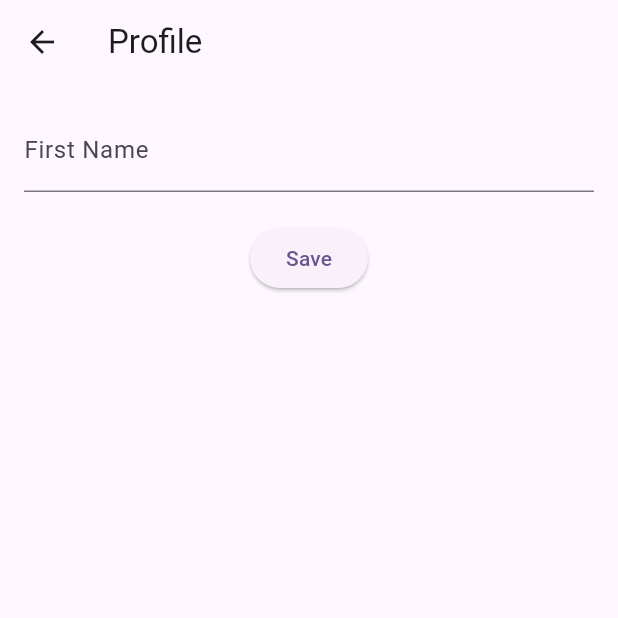
After one commit to howdy10/kids_points_tracker, a Flutter app: the screen it shows once a user with an empty profile is signed in, after a tap on the "account circle" icon, on a phone screen of 412 x 824 dp, the top half of it. The commit adds this screen. Run offline on Flutter 3.47's test engine with Material 3 defaults, Android fonts, the phone set to English and light mode, and no system bars; our stand-ins replace cloud_firestore, firebase_auth, firebase_core, google_sign_in, sign_in_with_apple; accounts and stored records are empty; network calls fail.

Commit message:
feat: created sign up with email page feat: Added prompt for fName if not provider with google/apple sign on feat: profile screen

```diff
--- a/lib/auth_screen.dart
+++ b/lib/auth_screen.dart
@@ -3,6 +3,8 @@ import 'package:firebase_auth/firebase_auth.dart';
 import 'package:google_sign_in/google_sign_in.dart';
 import 'package:sign_in_with_apple/sign_in_with_apple.dart';
 import 'package:cloud_firestore/cloud_firestore.dart';
+import 'screens/signup_screen.dart';
+import 'widgets/prompt_first_name.dart';
 
 // HACK: We are storing users in a Firestore collection called 'users' with their email and uid.
 // This is a workaround because the Firebase Auth SDK does not provide a direct way to look up users by email.
@@ -10,12 +12,13 @@ import 'package:cloud_firestore/cloud_firestore.dart';
 // making it vulnerable to malicious actors. It violates best practices for handling sensitive data.
 // RECOMMENDATION: Use Firebase Cloud Functions to securely perform server-side operations,
 // such as looking up users by email, and ensure proper authentication and authorization checks.
-Future<void> saveUserToFirestore(User user) async {
+Future<void> saveUserToFirestore(User user, String firstName) async {
   if (user.email == null)
     return; // Defensive: email-less users shouldn't exist here
   await FirebaseFirestore.instance.collection('users').doc(user.uid).set({
     'email': user.email,
     'uid': user.uid,
+    'firstName': firstName,
     // Add more profile fields as needed
   }, SetOptions(merge: true));
 }
@@ -38,22 +41,6 @@ class _AuthScreenState extends State<AuthScreen> {
         email: _emailController.text.trim(),
         password: _passwordController.text.trim(),
       );
-      final user = FirebaseAuth.instance.currentUser!;
-      await saveUserToFirestore(user);
-    } on FirebaseAuthException catch (e) {
-      setState(() => _error = e.message);
-    }
-  }
-
-  Future<void> _signUpWithEmail() async {
-    setState(() => _error = null);
-    try {
-      await _auth.createUserWithEmailAndPassword(
-        email: _emailController.text.trim(),
-        password: _passwordController.text.trim(),
-      );
-      final user = FirebaseAuth.instance.currentUser!;
-      await saveUserToFirestore(user);
     } on FirebaseAuthException catch (e) {
       setState(() => _error = e.message);
     }
@@ -70,8 +57,38 @@ class _AuthScreenState extends State<AuthScreen> {
         accessToken: googleAuth.accessToken,
         idToken: googleAuth.idToken,
       );
-      await _auth.signInWithCredential(credential);
-      await saveUserToFirestore(FirebaseAuth.instance.currentUser!);
+      final userCredential = await _auth.signInWithCredential(credential);
+      final user = userCredential.user;
+      if (user == null) return;
+
+      // Try to get first name
+      String? firstName;
+      final displayName = user.displayName ?? googleUser.displayName;
+      if (displayName != null && displayName.isNotEmpty) {
+        firstName = displayName.split(' ').first;
+      }
+
+      // Check if Firestore user doc exists/has firstName
+      final userDoc = await FirebaseFirestore.instance
+          .collection('users')
+          .doc(user.uid)
+          .get();
+      if (userDoc.exists &&
+          (userDoc.data()?['firstName'] as String?)?.isNotEmpty == true) {
+        // Already have a name, nothing else to do
+        return;
+      }
+
+      firstName = firstName ?? await promptForFirstName(context);
+      if (firstName == null || firstName.isEmpty) {
+        return;
+      }
+
+      await FirebaseFirestore.instance.collection('users').doc(user.uid).set({
+        'uid': user.uid,
+        'email': user.email,
+        'firstName': firstName,
+      }, SetOptions(merge: true));
     } on FirebaseAuthException catch (e) {
       setState(() => _error = e.message);
     }
@@ -90,8 +107,27 @@ class _AuthScreenState extends State<AuthScreen> {
         idToken: appleCredential.identityToken,
         accessToken: appleCredential.authorizationCode,
       );
-      await _auth.signInWithCredential(oauthCredential);
-      await saveUserToFirestore(FirebaseAuth.instance.currentUser!);
+      final userCredential = await _auth.signInWithCredential(oauthCredential);
+      final user = userCredential.user;
+      if (user == null) return;
+
+      // Apple provides name only on first sign-in
+      String? firstName = appleCredential.givenName;
+      if (firstName == null || firstName.isEmpty) {
+        // Try to get from Firestore, else prompt
+        final userDoc = await FirebaseFirestore.instance
+            .collection('users')
+            .doc(user.uid)
+            .get();
+        firstName =
+            userDoc.data()?['firstName'] ?? await promptForFirstName(context);
+      }
+
+      await FirebaseFirestore.instance.collection('users').doc(user.uid).set({
+        'uid': user.uid,
+        'email': user.email,
+        'firstName': firstName,
+      }, SetOptions(merge: true));
     } on FirebaseAuthException catch (e) {
       setState(() => _error = e.message);
     }
@@ -127,9 +163,13 @@ class _AuthScreenState extends State<AuthScreen> {
                 onPressed: _signInWithApple,
                 child: Text('Sign in with Apple'),
               ),
-            ElevatedButton(
-              onPressed: _signUpWithEmail,
-              child: Text('Sign up with Email'),
+            TextButton(
+              onPressed: () {
+                Navigator.of(
+                  context,
+                ).push(MaterialPageRoute(builder: (context) => SignUpScreen()));
+              },
+              child: Text('Don\'t have an account? Sign Up'),
             ),
             if (_error != null)
               Text(_error!, style: TextStyle(color: Colors.red)),
--- a/lib/screens/children_list_screen.dart
+++ b/lib/screens/children_list_screen.dart
@@ -2,6 +2,7 @@ import 'package:flutter/material.dart';
 import 'package:firebase_auth/firebase_auth.dart';
 import 'package:cloud_firestore/cloud_firestore.dart';
 import 'package:kids_points_tracker/screens/child_detail_screen.dart';
+import 'profile_screen.dart';
 
 class ChildrenListScreen extends StatelessWidget {
   @override
@@ -17,6 +18,14 @@ class ChildrenListScreen extends StatelessWidget {
       appBar: AppBar(
         title: Text('Your Children'),
         actions: [
+          IconButton(
+            icon: Icon(Icons.account_circle),
+            onPressed: () {
+              Navigator.of(
+                context,
+              ).push(MaterialPageRoute(builder: (context) => ProfileScreen()));
+            },
+          ),
           IconButton(
             icon: Icon(Icons.logout),
             onPressed: () async {
--- /dev/null
+++ b/lib/screens/profile_screen.dart
@@ -0,0 +1,89 @@
+import 'package:flutter/material.dart';
+import 'package:cloud_firestore/cloud_firestore.dart';
+import 'package:firebase_auth/firebase_auth.dart';
+
+class ProfileScreen extends StatefulWidget {
+  const ProfileScreen({Key? key}) : super(key: key);
+
+  @override
+  State<ProfileScreen> createState() => _ProfileScreenState();
+}
+
+class _ProfileScreenState extends State<ProfileScreen> {
+  final _formKey = GlobalKey<FormState>();
+  final _firstNameController = TextEditingController();
+  bool _loading = false;
+  String? _error;
+
+  @override
+  void initState() {
+    super.initState();
+    _loadUser();
+  }
+
+  Future<void> _loadUser() async {
+    final user = FirebaseAuth.instance.currentUser!;
+    final doc = await FirebaseFirestore.instance
+        .collection('users')
+        .doc(user.uid)
+        .get();
+    _firstNameController.text = doc.data()?['firstName'] ?? '';
+  }
+
+  Future<void> _save() async {
+    if (!_formKey.currentState!.validate()) return;
+    setState(() {
+      _loading = true;
+      _error = null;
+    });
+    try {
+      final user = FirebaseAuth.instance.currentUser!;
+      await FirebaseFirestore.instance.collection('users').doc(user.uid).set({
+        'firstName': _firstNameController.text.trim(),
+      }, SetOptions(merge: true));
+      ScaffoldMessenger.of(
+        context,
+      ).showSnackBar(SnackBar(content: Text('Profile updated!')));
+    } catch (e) {
+      setState(() {
+        _error = e.toString();
+      });
+    }
+    setState(() {
+      _loading = false;
+    });
+  }
+
+  @override
+  Widget build(BuildContext context) {
+    return Scaffold(
+      appBar: AppBar(title: Text('Profile')),
+      body: Padding(
+        padding: const EdgeInsets.all(16.0),
+        child: Form(
+          key: _formKey,
+          child: Column(
+            children: [
+              TextFormField(
+                controller: _firstNameController,
+                decoration: InputDecoration(labelText: 'First Name'),
+                validator: (val) =>
+                    val == null || val.isEmpty ? 'Enter your first name' : null,
+              ),
+              if (_error != null)
+                Padding(
+                  padding: const EdgeInsets.symmetric(vertical: 8.0),
+                  child: Text(_error!, style: TextStyle(color: Colors.red)),
+                ),
+              SizedBox(height: 20),
+              ElevatedButton(
+                onPressed: _loading ? null : _save,
+                child: _loading ? CircularProgressIndicator() : Text('Save'),
+              ),
+            ],
+          ),
+        ),
+      ),
+    );
+  }
+}
```
Also changed, not shown: lib/screens/signup_screen.dart (added, +146 -0 lines), lib/widgets/prompt_first_name.dart (added, +28 -0 lines).
